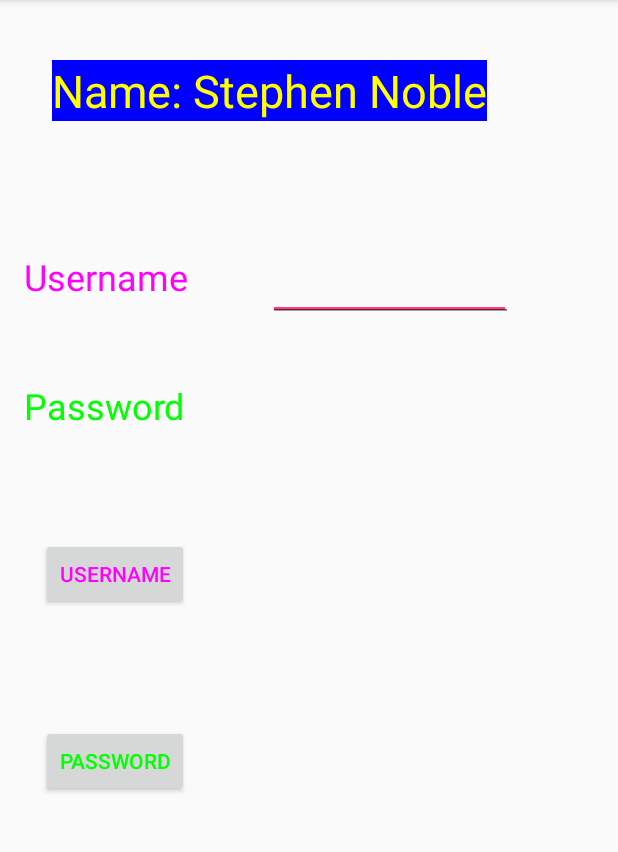
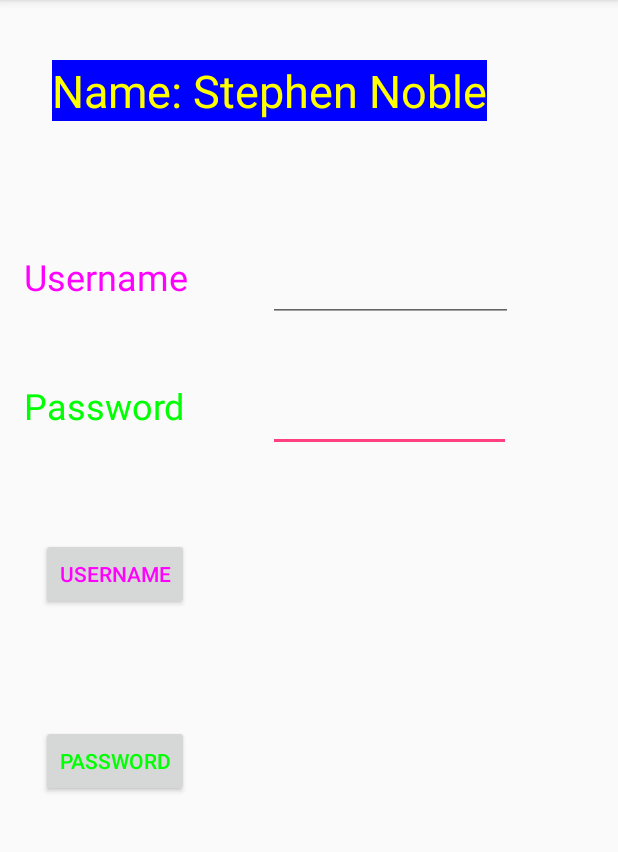
Before and after one commit to hsnoble/AndroidDev, an Android app: the screen it shows after launch (MainActivity), on a phone screen of 412 x 824 dp, the part 84-936 px from its top. Run offline under Robolectric (Android 15) with nearby library versions, the phone set to English and light mode, and no system bars.

Commit message:
ALL SYSTEMS GO!!! Part 2

```diff
--- a/Assignment2/app/src/main/res/layout/activity_main.xml
+++ b/Assignment2/app/src/main/res/layout/activity_main.xml
@@ -61,7 +61,7 @@
         android:layout_marginBottom="8dp"
         android:layout_marginEnd="8dp"
         android:layout_marginStart="8dp"
-        android:layout_marginTop="164dp"
+        android:layout_marginTop="8dp"
         android:ems="10"
         android:inputType="textPassword"
         android:labelFor="@+id/textView2"
@@ -71,7 +71,7 @@
         app:layout_constraintHorizontal_bias="0.428"
         app:layout_constraintStart_toEndOf="@+id/textView2"
         app:layout_constraintTop_toTopOf="parent"
-        app:layout_constraintVertical_bias="0.01" />
+        app:layout_constraintVertical_bias="0.352" />
 
     <EditText
         android:id="@+id/userText"
```
